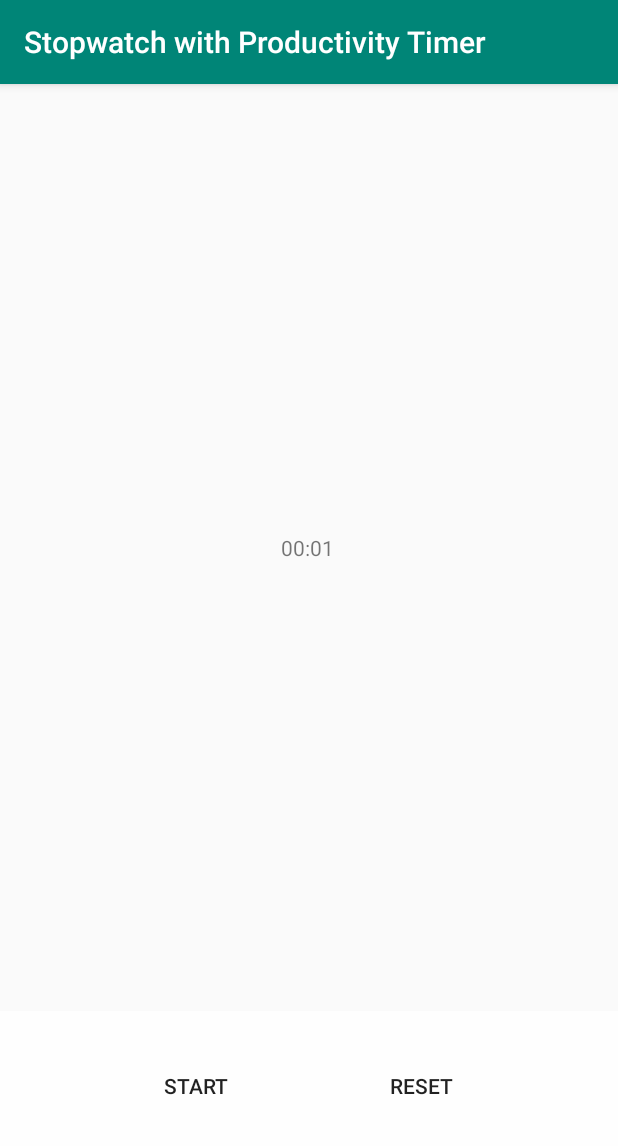
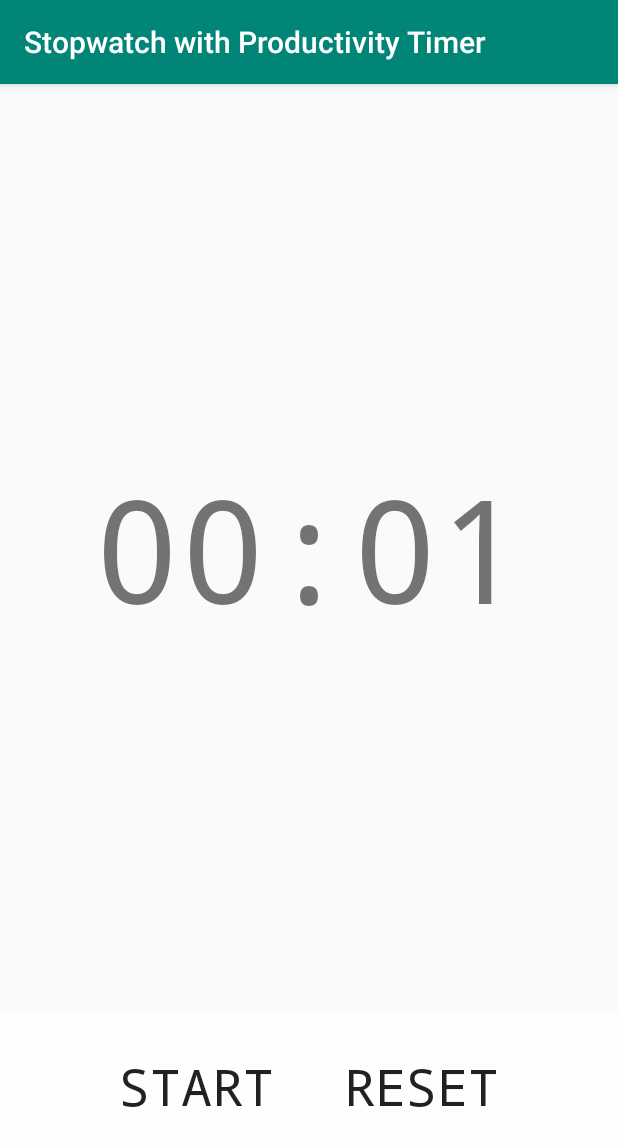
Before and after one commit to wayfarer-ismail/Pomodoro-Stopwatch-Timer, an Android app: the screen it shows after launch (MainActivity), after a tap on "START", on a phone screen of 412 x 824 dp. Shown: the top 1146 px of the screen. Run offline under Robolectric (Android 15) with nearby library versions, the phone set to English and light mode, and no system bars.

Commit message:
added - larger font size and monospace for text modified - start button logic to only act when timer is 0

```diff
--- a/Stopwatch with Productivity Timer/task/src/main/java/org/hyperskill/stopwatch/handlers/ButtonStartReset.kt
+++ b/Stopwatch with Productivity Timer/task/src/main/java/org/hyperskill/stopwatch/handlers/ButtonStartReset.kt
@@ -39,7 +39,9 @@ class ButtonStartReset(private val context: Context,
     }
 
     private fun startFunction() {
-        handler.post(runnable)
+        if (seconds == 0) {
+            handler.post(runnable)
+        }
     }
 
     private fun resetFunction() {
--- a/Stopwatch with Productivity Timer/task/src/main/res/layout/activity_main.xml
+++ b/Stopwatch with Productivity Timer/task/src/main/res/layout/activity_main.xml
@@ -10,6 +10,8 @@
         android:id="@+id/textView"
         android:layout_width="wrap_content"
         android:layout_height="wrap_content"
+        android:fontFamily="monospace"
+        android:textSize="96sp"
         app:layout_constraintBottom_toTopOf="@+id/linearLayout"
         app:layout_constraintEnd_toEndOf="parent"
         app:layout_constraintHorizontal_bias="0.498"
@@ -35,6 +37,8 @@
             style="@style/Widget.AppCompat.Button.Borderless"
             android:layout_width="150dp"
             android:layout_height="match_parent"
+            android:fontFamily="monospace"
+            android:textSize="34sp"
             tools:text="@string/start" />
 
         <Button
@@ -42,6 +46,8 @@
             style="@style/Widget.AppCompat.Button.Borderless"
             android:layout_width="150dp"
             android:layout_height="match_parent"
+            android:fontFamily="monospace"
+            android:textSize="34sp"
             tools:text="@string/reset" />
     </LinearLayout>
 
```
